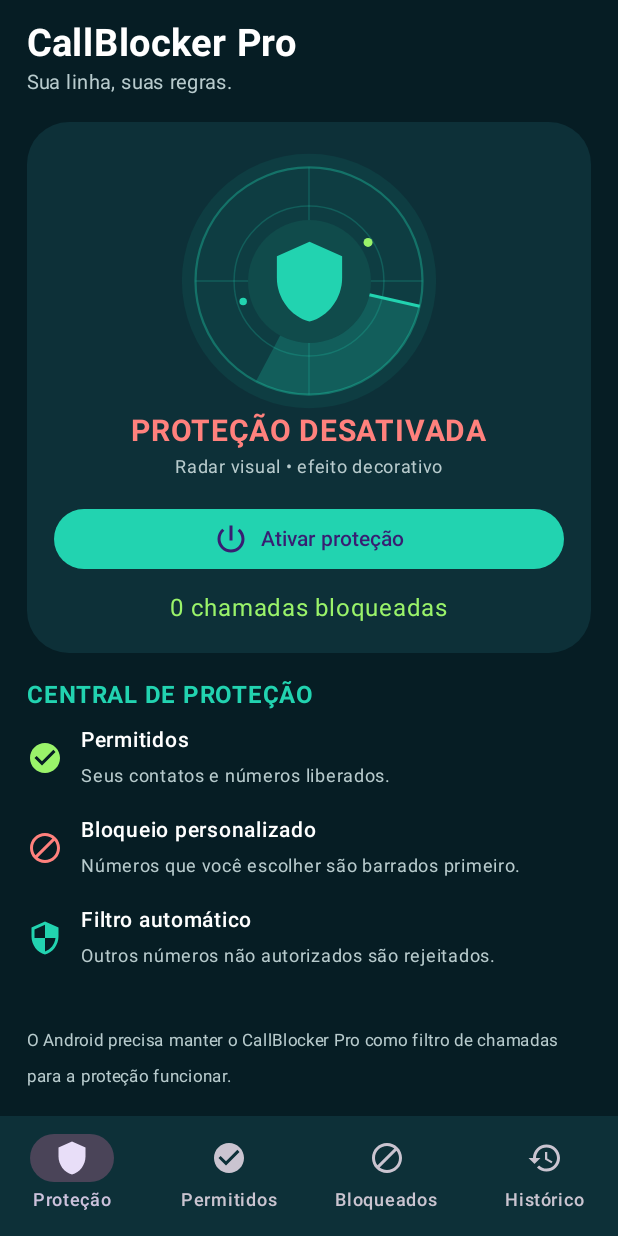
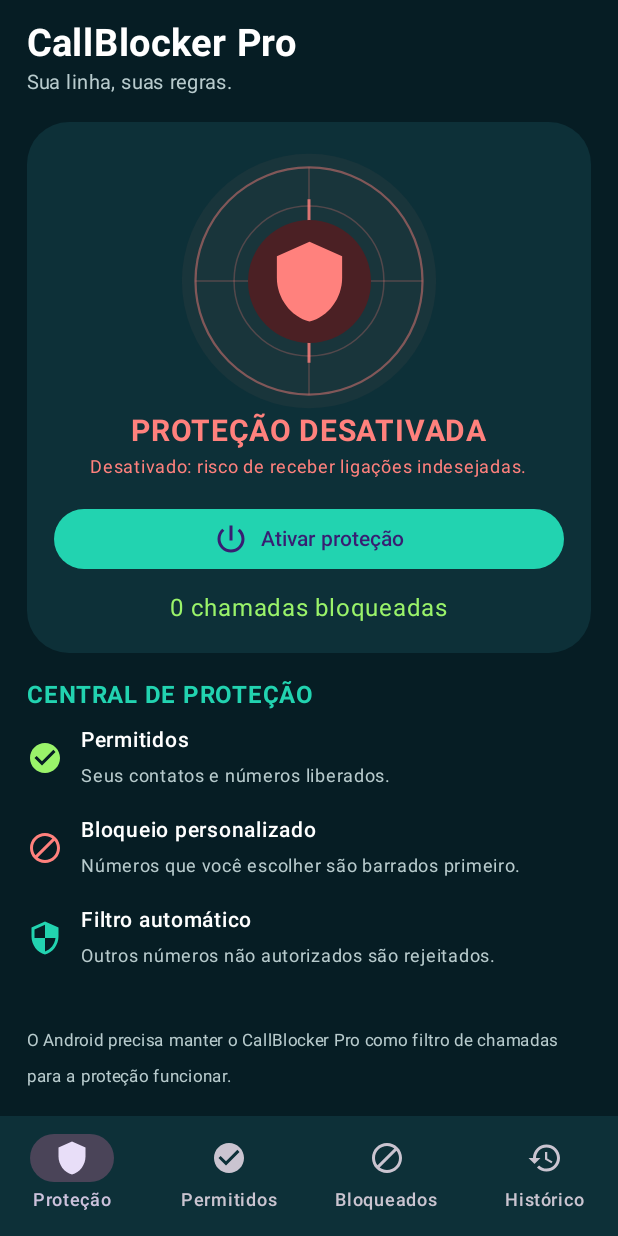
Before and after one commit to XFLUX2026/CallBlocker-Pro, an Android app built with Jetpack Compose: the screen it shows after launch (MainActivity), on a phone screen of 412 x 824 dp. Run offline under Robolectric (Android 15) with nearby library versions, the phone set to English and light mode, and no system bars; our stand-ins replace Room's generated code.

Commit message:
Make radar reflect real protection state

```diff
--- a/CallBlocker-Pro/app/src/main/java/com/xflux/callblocker/MainActivity.kt
+++ b/CallBlocker-Pro/app/src/main/java/com/xflux/callblocker/MainActivity.kt
@@ -98,10 +98,15 @@ class MainActivity : ComponentActivity() {
                         0 -> {
                             Card(colors = CardDefaults.cardColors(containerColor = Panel), shape = RoundedCornerShape(28.dp), modifier = Modifier.fillMaxWidth()) {
                                 Column(Modifier.padding(18.dp), horizontalAlignment = Alignment.CenterHorizontally) {
-                                    RadarShield(Modifier.size(176.dp))
-                                    Text(if (active) "PROTEÇÃO ATIVA" else "PROTEÇÃO DESATIVADA",
-                                        color = if (active) Mint else Danger, fontWeight = FontWeight.Bold, fontSize = 20.sp)
-                                    Text("Radar visual • efeito decorativo", color = Muted, fontSize = 12.sp)
+                                    RadarShield(active = active, modifier = Modifier.size(176.dp))
+                                    Text(if (active) "PROTEÇÃO ATIVADA" else "PROTEÇÃO DESATIVADA",
+                                        color = if (active) Lime else Danger, fontWeight = FontWeight.Bold, fontSize = 20.sp)
+                                    Text(
+                                        if (active) "Seu aparelho está protegido contra chamadas indesejadas."
+                                        else "Desativado: risco de receber ligações indesejadas.",
+                                        color = if (active) Muted else Danger,
+                                        fontSize = 12.sp
+                                    )
                                     Spacer(Modifier.height(12.dp))
                                     Button(onClick = {
                                         if (!active) roleLauncher.launch(roleManager.createRequestRoleIntent(RoleManager.ROLE_CALL_SCREENING))
@@ -225,33 +230,59 @@ class MainActivity : ComponentActivity() {
 }
 
 @Composable
-private fun RadarShield(modifier: Modifier = Modifier) {
-    val transition = rememberInfiniteTransition(label = "radar")
-    val rotation by transition.animateFloat(
-        initialValue = 0f, targetValue = 360f,
-        animationSpec = infiniteRepeatable(animation = tween(2800, easing = LinearEasing), repeatMode = RepeatMode.Restart),
+private fun RadarShield(active: Boolean, modifier: Modifier = Modifier) {
+    val rotation by androidx.compose.animation.core.animateFloatAsState(
+        targetValue = if (active) 360f else 0f,
+        animationSpec = if (active) {
+            infiniteRepeatable(
+                animation = tween(2800, easing = LinearEasing),
+                repeatMode = RepeatMode.Restart
+            )
+        } else {
+            tween(durationMillis = 0)
+        },
         label = "radarRotation"
     )
+    val radarColor = if (active) Lime else Danger
+    val radarGlow = if (active) Mint else Danger
     Box(modifier, contentAlignment = Alignment.Center) {
         Canvas(Modifier.fillMaxSize()) {
             val center = Offset(size.width / 2f, size.height / 2f)
             val radius = size.minDimension * .43f
-            drawCircle(Mint.copy(alpha = .08f), radius = radius * 1.12f, center = center)
-            drawCircle(Mint.copy(alpha = .35f), radius = radius, center = center, style = Stroke(width = 1.5.dp.toPx()))
-            drawCircle(Mint.copy(alpha = .22f), radius = radius * .66f, center = center, style = Stroke(width = 1.dp.toPx()))
-            drawCircle(Mint.copy(alpha = .18f), radius = radius * .33f, center = center, style = Stroke(width = 1.dp.toPx()))
-            drawLine(Mint.copy(alpha = .22f), Offset(center.x - radius, center.y), Offset(center.x + radius, center.y), 1.dp.toPx())
-            drawLine(Mint.copy(alpha = .22f), Offset(center.x, center.y - radius), Offset(center.x, center.y + radius), 1.dp.toPx())
-            rotate(rotation, pivot = center) {
-                drawArc(Mint.copy(alpha = .22f), -90f, 105f, true,
-                    topLeft = Offset(center.x - radius, center.y - radius), size = Size(radius * 2, radius * 2))
-                drawLine(Mint, center, Offset(center.x, center.y - radius), 2.dp.toPx())
+            drawCircle(radarColor.copy(alpha = if (active) .10f else .05f), radius = radius * 1.12f, center = center)
+            drawCircle(radarColor.copy(alpha = .45f), radius = radius, center = center, style = Stroke(width = 1.5.dp.toPx()))
+            drawCircle(radarColor.copy(alpha = .25f), radius = radius * .66f, center = center, style = Stroke(width = 1.dp.toPx()))
+            drawCircle(radarColor.copy(alpha = .20f), radius = radius * .33f, center = center, style = Stroke(width = 1.dp.toPx()))
+            drawLine(radarColor.copy(alpha = .25f), Offset(center.x - radius, center.y), Offset(center.x + radius, center.y), 1.dp.toPx())
+            drawLine(radarColor.copy(alpha = .25f), Offset(center.x, center.y - radius), Offset(center.x, center.y + radius), 1.dp.toPx())
+            if (active) {
+                rotate(rotation, pivot = center) {
+                    drawArc(radarGlow.copy(alpha = .24f), -90f, 105f, true,
+                        topLeft = Offset(center.x - radius, center.y - radius), size = Size(radius * 2, radius * 2))
+                    drawLine(radarColor, center, Offset(center.x, center.y - radius), 2.dp.toPx())
+                }
+            } else {
+                drawLine(radarColor.copy(alpha = .8f), Offset(center.x, center.y - radius * .72f),
+                    Offset(center.x, center.y + radius * .72f), 2.dp.toPx())
             }
-            drawCircle(Lime, radius = 3.dp.toPx(), center = Offset(center.x + radius * .52f, center.y - radius * .34f))
-            drawCircle(Mint, radius = 2.5.dp.toPx(), center = Offset(center.x - radius * .58f, center.y + radius * .18f))
+            if (active) {
+                drawCircle(Lime, radius = 3.dp.toPx(), center = Offset(center.x + radius * .52f, center.y - radius * .34f))
+                drawCircle(Mint, radius = 2.5.dp.toPx(), center = Offset(center.x - radius * .58f, center.y + radius * .18f))
+            }
         }
-        Box(Modifier.size(82.dp).background(Color(0xFF104B4B), CircleShape), contentAlignment = Alignment.Center) {
-            Icon(Icons.Default.Shield, null, tint = Mint, modifier = Modifier.size(58.dp))
+        Box(
+            Modifier.size(82.dp).background(
+                if (active) Color(0xFF104B3B) else Color(0xFF4B2024),
+                CircleShape
+            ),
+            contentAlignment = Alignment.Center
+        ) {
+            Icon(
+                Icons.Default.Shield,
+                null,
+                tint = radarColor,
+                modifier = Modifier.size(58.dp)
+            )
         }
     }
 }
```
